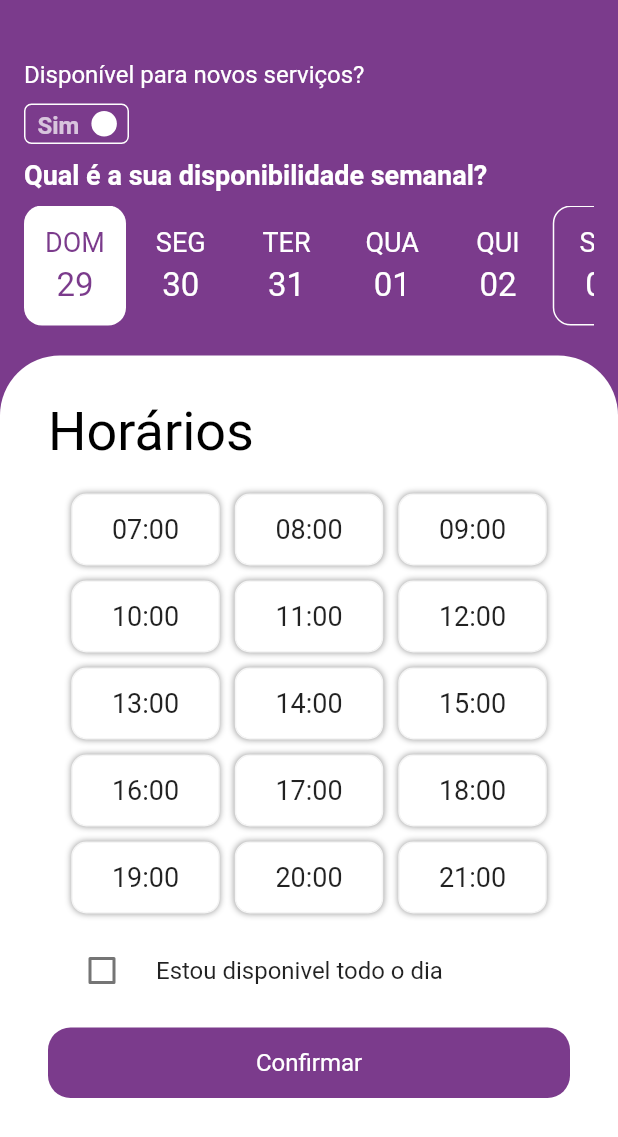
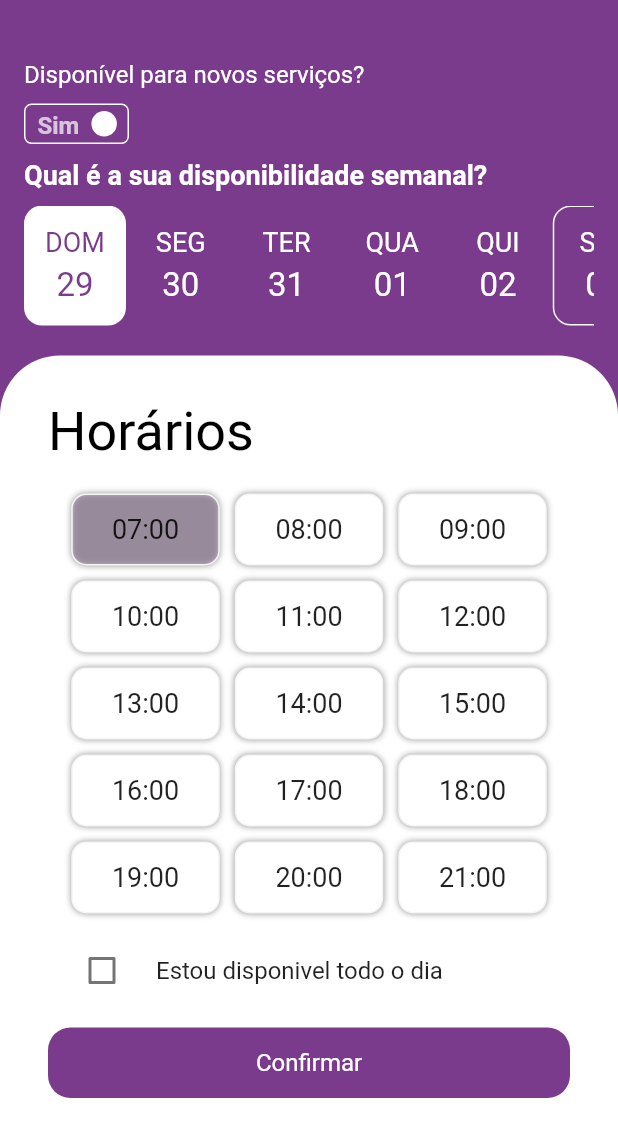
Before and after one commit to realrgt/virus, a Flutter app: the screen it shows after launch, on a phone screen of 412 x 824 dp. Shown: the top 1137 px of the screen. Run offline on Flutter 3.47's test engine with Material 2 defaults, Android fonts, the phone set to English and light mode, and no system bars; our stand-ins replace flare_flutter, flutter_svg, google_maps_flutter, simple_animations, sleek_circular_slider, wave; missing offline and left inert: flutter_rounded_date_picker, google_maps_place_picker.

Commit message:
adding times

```diff
--- a/lib/screens/specialists/dashboard/availability.dart
+++ b/lib/screens/specialists/dashboard/availability.dart
@@ -1,5 +1,6 @@
 import 'dart:async';
 
+import 'package:flutter/cupertino.dart';
 import 'package:flutter/material.dart';
 import 'package:vogu/screens/specialists/list.dart';
 import 'package:vogu/util/default_colors.dart';
@@ -31,8 +32,9 @@ class _AvailabilityState extends State<Availability> {
 
   @override
   void initState() {
+    _selectedTimes = List();
+    WidgetsBinding.instance.addPostFrameCallback((_) => _scrollToBottom());
     super.initState();
-    WidgetsBinding.instance.addPostFrameCallback((_) => _scrollToBottom());
   }
 
   @override
@@ -133,10 +135,26 @@ class _AvailabilityState extends State<Availability> {
                                   ),
                                 ),
                                 SizedBox(height: 20.0),
-                                _buildTimes(),
+                                Align(
+                                  alignment: Alignment.center,
+                                  child: Wrap(
+                                    alignment: WrapAlignment.center,
+                                    runSpacing: 10.0,
+                                    spacing: 10.0,
+                                    children: _times
+                                        .asMap()
+                                        .entries
+                                        .map(
+                                          (MapEntry map) =>
+                                              _buildTimes(map.key),
+                                        )
+                                        .toList(),
+                                  ),
+                                ),
                                 SizedBox(height: 10.0),
                                 CheckboxListTile(
-                                  controlAffinity: ListTileControlAffinity.leading,
+                                  controlAffinity:
+                                      ListTileControlAffinity.leading,
                                   value: _isAllDayAvailable,
                                   activeColor: PURPLE_DEEP,
                                   onChanged: (bool val) {
@@ -205,13 +223,13 @@ class _AvailabilityState extends State<Availability> {
       },
       child: Container(
         margin: EdgeInsets.only(right: 2.5),
-        width: 68,
+        width: 68.0,
         decoration: BoxDecoration(
           color: _selectedDay == index ? Colors.white : Colors.transparent,
           borderRadius: BorderRadius.circular(12.0),
           border: Border.all(
-              color:
-                  _todayWeekday == index ? Colors.white : Colors.transparent),
+            color: _todayWeekday == index ? Colors.white : Colors.transparent,
+          ),
         ),
         child: Column(
           mainAxisAlignment: MainAxisAlignment.center,
@@ -237,15 +255,33 @@ class _AvailabilityState extends State<Availability> {
     );
   }
 
-  Widget _buildTimes() {
-    List timeBlocks = <Widget>[];
-    for (int i = 0; i < _times.length; i++) {
-      var item = _times[i];
-      timeBlocks.add(Container(
-        width: 99,
-        height: 48,
+  //TODO: moveUp
+  List<SelectedTime> _selectedTimes;
+  int _selectedTime = 0;
+  ValueChanged<bool> isSelected;
+
+  Widget _buildTimes(index) {
+    return InkWell(
+      onTap: () {
+        setState(() {
+          _selectedTime = index;
+
+          if (!_selectedTimes.map((t) => t.time).contains(_times[index])) {
+            _selectedTimes
+                .add(SelectedTime(time: _times[index], isSelected: true));
+          } else {
+            _selectedTimes.removeWhere((t) => t.time == _times[index]);
+          }
+          _selectedTimes.forEach((t) => print(t.time));
+        });
+      },
+      child: Container(
+        width: 99.0,
+        height: 48.0,
         decoration: BoxDecoration(
-          color: Colors.white,
+          color: _selectedTime == index
+              ? PURPLE_DEEP.withOpacity(0.2)
+              : Colors.white,
           borderRadius: BorderRadius.circular(10.0),
           border: Border.all(color: Colors.grey.shade100),
           boxShadow: [
@@ -257,24 +293,22 @@ class _AvailabilityState extends State<Availability> {
         ),
         child: Center(
           child: Text(
-            item,
+            _times[index],
             style: TextStyle(
               fontSize: 18.0,
             ),
           ),
         ),
-      ));
-    }
-    return Align(
-      alignment: Alignment.center,
-      child: Wrap(
-        alignment: WrapAlignment.center,
-        spacing: 10.0,
-        runSpacing: 10.0,
-        children: timeBlocks,
       ),
     );
   }
+}
+
+class SelectedTime {
+  String time;
+  bool isSelected;
+
+  SelectedTime({this.time, this.isSelected = false});
 }
 
 List<String> _days = ['DOM', 'SEG', 'TER', 'QUA', 'QUI', 'SEX', 'SÁB'];
--- a/lib/widgets/categories-scroll.dart
+++ b/lib/widgets/categories-scroll.dart
@@ -162,7 +162,8 @@ class _CategoriesScrollState extends State<CategoriesScroll> {
   _buildChipsList() {
     List<Widget> chips = List();
     _serviceList.forEach((item) {
-      chips.add(FilterChip(
+      chips.add(
+        FilterChip(
           avatar: CircleAvatar(
             backgroundColor: Colors.grey.shade50,
           ),
@@ -182,7 +183,8 @@ class _CategoriesScrollState extends State<CategoriesScroll> {
             });
           },
           selectedColor: PINK,
-      ));
+        ),
+      );
     });
 
     return chips;
```
Lines whose indentation alone changed are shown as unchanged.
